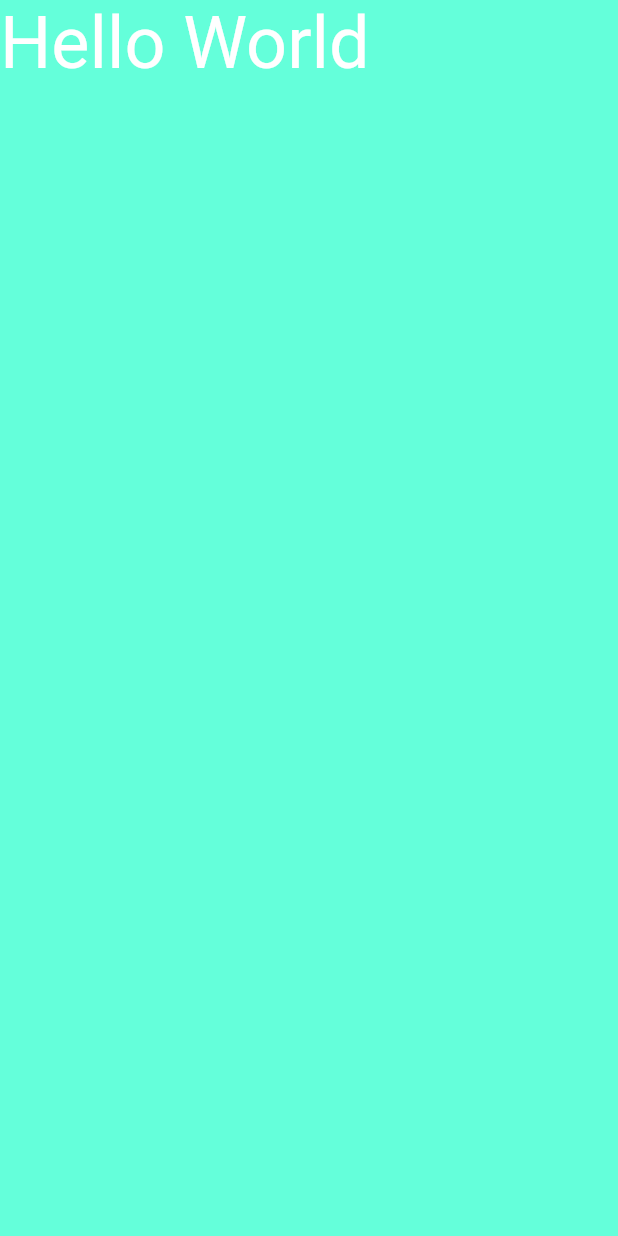
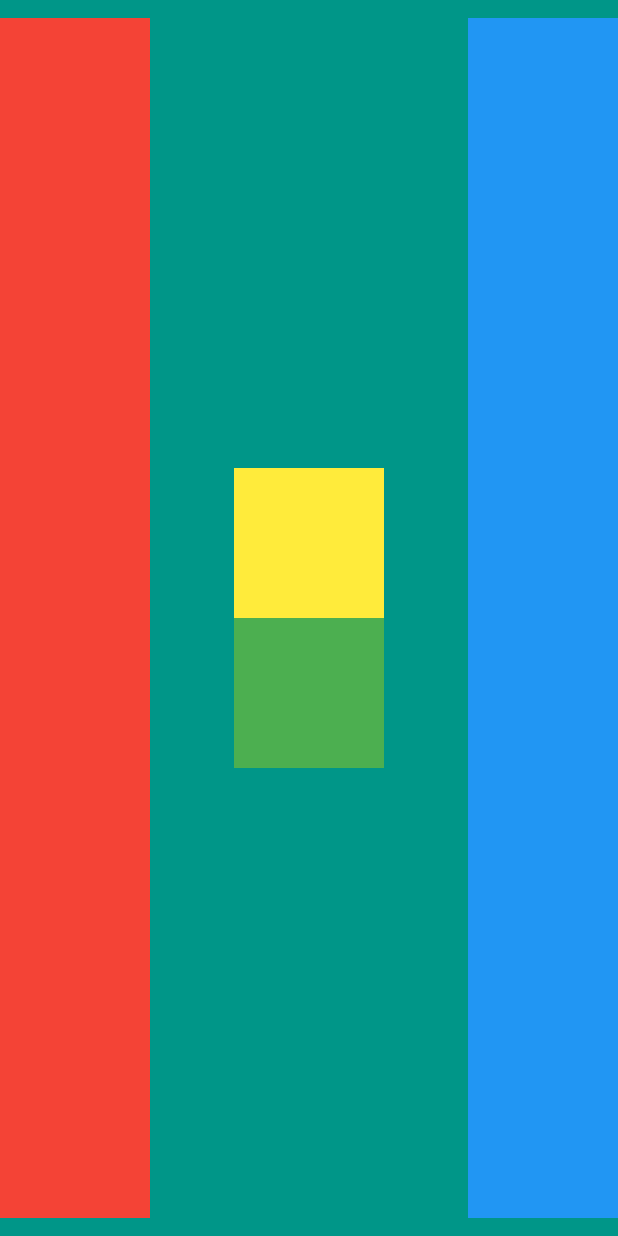
Before and after one commit to vijaygenius123/mi_card_flutter, a Flutter app: the screen it shows after launch, on a phone screen of 412 x 824 dp. Run offline on Flutter 3.47's test engine with Material 2 defaults, Android fonts, the phone set to English and light mode, and no system bars.

Commit message:
challenge one

```diff
--- a/lib/main.dart
+++ b/lib/main.dart
@@ -9,15 +9,25 @@ class MyApp extends StatelessWidget {
 
   @override
   Widget build(BuildContext context) {
-    return  MaterialApp(
+    return MaterialApp(
       home: Scaffold(
-        backgroundColor: Colors.tealAccent,
+        backgroundColor: Colors.teal,
         body: SafeArea(
-          child: Container(
-            child: const Text(
-              'Hello World',
-              style: TextStyle(color: Colors.white, fontSize: 48),
-            ),
+          child:  Container(
+            padding: const EdgeInsets.symmetric(vertical: 12),
+            child: Row(
+              mainAxisAlignment: MainAxisAlignment.spaceBetween,
+                children: [
+              Container(width: 100, height: double.infinity, color: Colors.red,),
+              Column(
+                mainAxisAlignment: MainAxisAlignment.center,
+                children: [
+                  Container(width: 100, height: 100, color: Colors.yellow,),
+                  Container(width: 100, height: 100, color: Colors.green,)
+                ],
+              ),
+              Container(width: 100, color: Colors.blue,)
+            ]),
           ),
         ),
       ),
```
